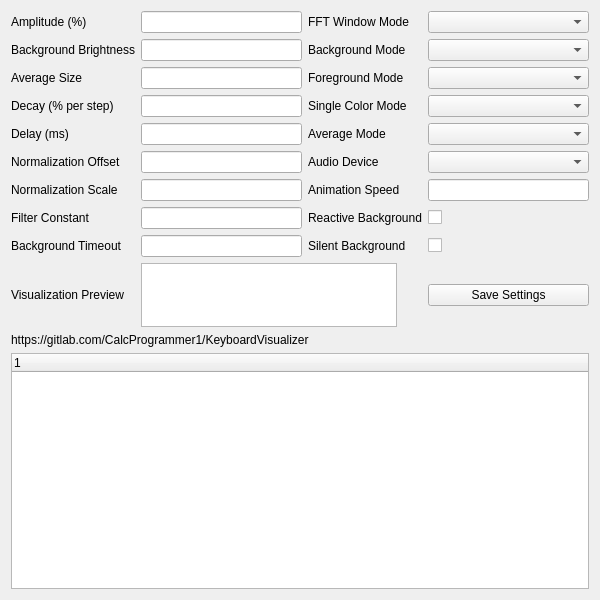
CalcProgrammer1/KeyboardVisualizer, file KeyboardVisualizerQT/keyboardvisualizer.ui: the form before one commit.
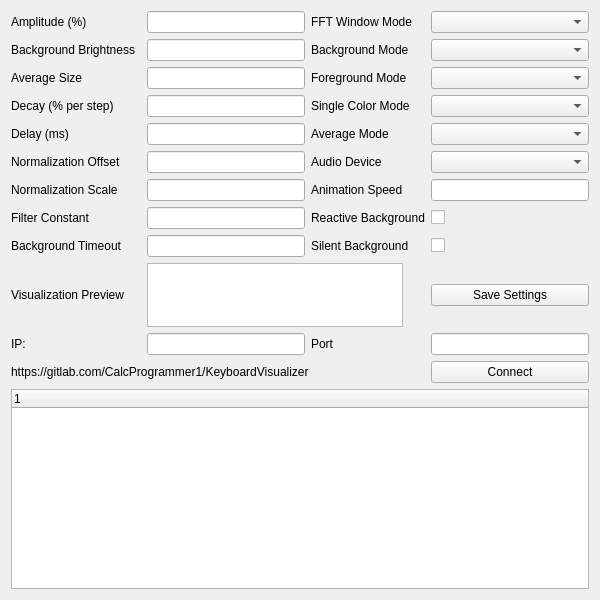
The form after the commit.

Commit message: Add box to enter IP and port of OpenRGB SDK server

```diff
--- a/KeyboardVisualizerQT/keyboardvisualizer.ui
+++ b/KeyboardVisualizerQT/keyboardvisualizer.ui
@@ -15,30 +15,14 @@
   </property>
   <widget class="QWidget" name="centralWidget">
    <layout class="QGridLayout" name="gridLayout">
-    <item row="9" column="0">
-     <widget class="QLabel" name="label_Visualization_Preview">
-      <property name="text">
-       <string>Visualization Preview</string>
-      </property>
-     </widget>
-    </item>
     <item row="0" column="3">
-     <widget class="QComboBox" name="comboBox_FFT_Window_Mode">
-      <property name="sizeAdjustPolicy">
-       <enum>QComboBox::AdjustToMinimumContentsLength</enum>
+     <widget class="QLabel" name="label_FFT_Window_Mode">
+      <property name="text">
+       <string>FFT Window Mode</string>
       </property>
      </widget>
     </item>
-    <item row="7" column="1">
-     <widget class="QLineEdit" name="lineEdit_Filter_Constant"/>
-    </item>
-    <item row="0" column="1">
-     <widget class="QLineEdit" name="lineEdit_Amplitude"/>
-    </item>
-    <item row="1" column="1">
-     <widget class="QLineEdit" name="lineEdit_Background_Brightness"/>
-    </item>
-    <item row="9" column="1" colspan="2">
+    <item row="9" column="2" colspan="2">
      <widget class="QGraphicsView" name="graphicsView_Visualization_Preview">
       <property name="sizePolicy">
        <sizepolicy hsizetype="Fixed" vsizetype="Fixed">
@@ -69,81 +53,45 @@
       </property>
      </widget>
     </item>
-    <item row="1" column="0">
-     <widget class="QLabel" name="label_Background_Brightness">
-      <property name="text">
-       <string>Background Brightness</string>
-      </property>
-     </widget>
+    <item row="0" column="2">
+     <widget class="QLineEdit" name="lineEdit_Amplitude"/>
     </item>
-    <item row="8" column="0">
-     <widget class="QLabel" name="label_Background_Timeout">
-      <property name="text">
-       <string>Background Timeout</string>
-      </property>
-     </widget>
+    <item row="4" column="2">
+     <widget class="QLineEdit" name="lineEdit_Delay"/>
     </item>
     <item row="2" column="2">
-     <widget class="QLabel" name="label_Foreground_Mode">
-      <property name="text">
-       <string>Foreground Mode</string>
-      </property>
-     </widget>
-    </item>
-    <item row="2" column="1">
      <widget class="QLineEdit" name="lineEdit_Average_Size"/>
     </item>
-    <item row="5" column="3">
-     <widget class="QComboBox" name="comboBox_Audio_Device">
+    <item row="1" column="4">
+     <widget class="QComboBox" name="comboBox_Background_Mode">
       <property name="sizeAdjustPolicy">
        <enum>QComboBox::AdjustToMinimumContentsLength</enum>
       </property>
      </widget>
     </item>
-    <item row="7" column="2">
-     <widget class="QLabel" name="label_Reactive_Background">
+    <item row="9" column="0">
+     <widget class="QLabel" name="label_Visualization_Preview">
       <property name="text">
-       <string>Reactive Background</string>
+       <string>Visualization Preview</string>
       </property>
      </widget>
     </item>
-    <item row="8" column="3">
+    <item row="8" column="4">
      <widget class="QCheckBox" name="checkBox_Silent_Background">
       <property name="text">
        <string/>
       </property>
      </widget>
     </item>
-    <item row="4" column="0">
-     <widget class="QLabel" name="label_Delay">
+    <item row="5" column="0">
+     <widget class="QLabel" name="label_Normalization_Offset">
       <property name="text">
-       <string>Delay (ms)</string>
+       <string>Normalization Offset</string>
       </property>
      </widget>
     </item>
-    <item row="4" column="1">
-     <widget class="QLineEdit" name="lineEdit_Delay"/>
-    </item>
-    <item row="0" column="2">
-     <widget class="QLabel" name="label_FFT_Window_Mode">
-      <property name="text">
-       <string>FFT Window Mode</string>
-      </property>
-     </widget>
-    </item>
-    <item row="3" column="3">
-     <widget class="QComboBox" name="comboBox_Single_Color_Mode">
-      <property name="sizeAdjustPolicy">
-       <enum>QComboBox::AdjustToMinimumContentsLength</enum>
-      </property>
-     </widget>
-    </item>
-    <item row="7" column="3">
-     <widget class="QCheckBox" name="checkBox_Reactive_Background">
-      <property name="text">
-       <string/>
-      </property>
-     </widget>
+    <item row="7" column="2">
+     <widget class="QLineEdit" name="lineEdit_Filter_Constant"/>
     </item>
     <item row="2" column="0">
      <widget class="QLabel" name="label_Average_Size">
@@ -152,13 +100,64 @@
       </property>
      </widget>
     </item>
-    <item row="2" column="3">
+    <item row="12" column="0" colspan="5">
+     <widget class="QTreeWidget" name="tree_Devices">
+      <column>
+       <property name="text">
+        <string notr="true">1</string>
+       </property>
+      </column>
+     </widget>
+    </item>
+    <item row="9" column="4">
+     <widget class="QPushButton" name="pushButton_Save_Settings">
+      <property name="text">
+       <string>Save Settings</string>
+      </property>
+     </widget>
+    </item>
+    <item row="2" column="4">
      <widget class="QComboBox" name="comboBox_Foreground_Mode">
       <property name="sizeAdjustPolicy">
        <enum>QComboBox::AdjustToMinimumContentsLength</enum>
       </property>
      </widget>
     </item>
+    <item row="6" column="0">
+     <widget class="QLabel" name="label_Normalization_Scale">
+      <property name="text">
+       <string>Normalization Scale</string>
+      </property>
+     </widget>
+    </item>
+    <item row="4" column="0">
+     <widget class="QLabel" name="label_Delay">
+      <property name="text">
+       <string>Delay (ms)</string>
+      </property>
+     </widget>
+    </item>
+    <item row="7" column="4">
+     <widget class="QCheckBox" name="checkBox_Reactive_Background">
+      <property name="text">
+       <string/>
+      </property>
+     </widget>
+    </item>
+    <item row="1" column="0">
+     <widget class="QLabel" name="label_Background_Brightness">
+      <property name="text">
+       <string>Background Brightness</string>
+      </property>
+     </widget>
+    </item>
+    <item row="1" column="3">
+     <widget class="QLabel" name="label_Background_Mode">
+      <property name="text">
+       <string>Background Mode</string>
+      </property>
+     </widget>
+    </item>
     <item row="3" column="0">
      <widget class="QLabel" name="label_Decay">
       <property name="text">
@@ -166,31 +165,58 @@
       </property>
      </widget>
     </item>
-    <item row="5" column="0">
-     <widget class="QLabel" name="label_Normalization_Offset">
+    <item row="8" column="2">
+     <widget class="QLineEdit" name="lineEdit_Background_Timeout"/>
+    </item>
+    <item row="8" column="3">
+     <widget class="QLabel" name="label_Silent_Background">
       <property name="text">
-       <string>Normalization Offset</string>
+       <string>Silent Background</string>
       </property>
      </widget>
     </item>
     <item row="6" column="2">
-     <widget class="QLabel" name="label_Animation_Speed">
+     <widget class="QLineEdit" name="lineEdit_Normalization_Scale"/>
+    </item>
+    <item row="7" column="3">
+     <widget class="QLabel" name="label_Reactive_Background">
       <property name="text">
-       <string>Animation Speed</string>
+       <string>Reactive Background</string>
       </property>
      </widget>
     </item>
-    <item row="10" column="0" colspan="4">
-     <widget class="QLabel" name="label_GitHub_URL">
+    <item row="5" column="4">
+     <widget class="QComboBox" name="comboBox_Audio_Device">
+      <property name="sizeAdjustPolicy">
+       <enum>QComboBox::AdjustToMinimumContentsLength</enum>
+      </property>
+     </widget>
+    </item>
+    <item row="5" column="3">
+     <widget class="QLabel" name="label_Audio_Device">
       <property name="text">
-       <string>https://gitlab.com/CalcProgrammer1/KeyboardVisualizer</string>
+       <string>Audio Device</string>
       </property>
      </widget>
     </item>
-    <item row="0" column="0">
-     <widget class="QLabel" name="label_Amplitude">
+    <item row="0" column="4">
+     <widget class="QComboBox" name="comboBox_FFT_Window_Mode">
+      <property name="sizeAdjustPolicy">
+       <enum>QComboBox::AdjustToMinimumContentsLength</enum>
+      </property>
+     </widget>
+    </item>
+    <item row="3" column="4">
+     <widget class="QComboBox" name="comboBox_Single_Color_Mode">
+      <property name="sizeAdjustPolicy">
+       <enum>QComboBox::AdjustToMinimumContentsLength</enum>
+      </property>
+     </widget>
+    </item>
+    <item row="8" column="0">
+     <widget class="QLabel" name="label_Background_Timeout">
       <property name="text">
-       <string>Amplitude (%)</string>
+       <string>Background Timeout</string>
       </property>
      </widget>
     </item>
@@ -201,90 +227,91 @@
       </property>
      </widget>
     </item>
-    <item row="6" column="3">
-     <widget class="QLineEdit" name="lineEdit_Animation_Speed"/>
-    </item>
-    <item row="8" column="1">
-     <widget class="QLineEdit" name="lineEdit_Background_Timeout"/>
-    </item>
-    <item row="5" column="2">
-     <widget class="QLabel" name="label_Audio_Device">
-      <property name="text">
-       <string>Audio Device</string>
-      </property>
-     </widget>
+    <item row="1" column="2">
+     <widget class="QLineEdit" name="lineEdit_Background_Brightness"/>
     </item>
     <item row="4" column="3">
-     <widget class="QComboBox" name="comboBox_Average_Mode">
-      <property name="sizeAdjustPolicy">
-       <enum>QComboBox::AdjustToMinimumContentsLength</enum>
-      </property>
-     </widget>
-    </item>
-    <item row="3" column="2">
-     <widget class="QLabel" name="label_Single_Color_Mode">
-      <property name="text">
-       <string>Single Color Mode</string>
-      </property>
-     </widget>
-    </item>
-    <item row="1" column="3">
-     <widget class="QComboBox" name="comboBox_Background_Mode">
-      <property name="sizeAdjustPolicy">
-       <enum>QComboBox::AdjustToMinimumContentsLength</enum>
-      </property>
-     </widget>
-    </item>
-    <item row="4" column="2">
      <widget class="QLabel" name="label_Average_Mode">
       <property name="text">
        <string>Average Mode</string>
       </property>
      </widget>
     </item>
-    <item row="1" column="2">
-     <widget class="QLabel" name="label_Background_Mode">
-      <property name="text">
-       <string>Background Mode</string>
-      </property>
-     </widget>
-    </item>
-    <item row="11" column="0" colspan="4">
-     <widget class="QTreeWidget" name="tree_Devices">
-      <column>
-       <property name="text">
-        <string notr="true">1</string>
-       </property>
-      </column>
-     </widget>
-    </item>
-    <item row="8" column="2">
-     <widget class="QLabel" name="label_Silent_Background">
-      <property name="text">
-       <string>Silent Background</string>
-      </property>
-     </widget>
-    </item>
-    <item row="6" column="1">
-     <widget class="QLineEdit" name="lineEdit_Normalization_Scale"/>
-    </item>
-    <item row="6" column="0">
-     <widget class="QLabel" name="label_Normalization_Scale">
-      <property name="text">
-       <string>Normalization Scale</string>
-      </property>
-     </widget>
-    </item>
-    <item row="5" column="1">
+    <item row="5" column="2">
      <widget class="QLineEdit" name="lineEdit_Normalization_Offset"/>
     </item>
-    <item row="3" column="1">
+    <item row="4" column="4">
+     <widget class="QComboBox" name="comboBox_Average_Mode">
+      <property name="sizeAdjustPolicy">
+       <enum>QComboBox::AdjustToMinimumContentsLength</enum>
+      </property>
+     </widget>
+    </item>
+    <item row="10" column="0">
+     <widget class="QLabel" name="label_IP">
+      <property name="text">
+       <string>IP:</string>
+      </property>
+     </widget>
+    </item>
+    <item row="0" column="0">
+     <widget class="QLabel" name="label_Amplitude">
+      <property name="text">
+       <string>Amplitude (%)</string>
+      </property>
+     </widget>
+    </item>
+    <item row="3" column="3">
+     <widget class="QLabel" name="label_Single_Color_Mode">
+      <property name="text">
+       <string>Single Color Mode</string>
+      </property>
+     </widget>
+    </item>
+    <item row="6" column="3">
+     <widget class="QLabel" name="label_Animation_Speed">
+      <property name="text">
+       <string>Animation Speed</string>
+      </property>
+     </widget>
+    </item>
+    <item row="6" column="4">
+     <widget class="QLineEdit" name="lineEdit_Animation_Speed"/>
+    </item>
+    <item row="3" column="2">
      <widget class="QLineEdit" name="lineEdit_Decay"/>
     </item>
-    <item row="9" column="3">
-     <widget class="QPushButton" name="pushButton_Save_Settings">
+    <item row="10" column="2">
+     <widget class="QLineEdit" name="lineEdit_IP"/>
+    </item>
+    <item row="2" column="3">
+     <widget class="QLabel" name="label_Foreground_Mode">
       <property name="text">
-       <string>Save Settings</string>
+       <string>Foreground Mode</string>
+      </property>
+     </widget>
+    </item>
+    <item row="10" column="4">
+     <widget class="QLineEdit" name="lineEdit_Port"/>
+    </item>
+    <item row="10" column="3">
+     <widget class="QLabel" name="label_Port">
+      <property name="text">
+       <string>Port</string>
+      </property>
+     </widget>
+    </item>
+    <item row="11" column="4">
+     <widget class="QPushButton" name="button_Connect">
+      <property name="text">
+       <string>Connect</string>
+      </property>
+     </widget>
+    </item>
+    <item row="11" column="0" colspan="4">
+     <widget class="QLabel" name="label_GitLab">
+      <property name="text">
+       <string>https://gitlab.com/CalcProgrammer1/KeyboardVisualizer</string>
       </property>
      </widget>
     </item>
```
The commit also changes 4 other files.
